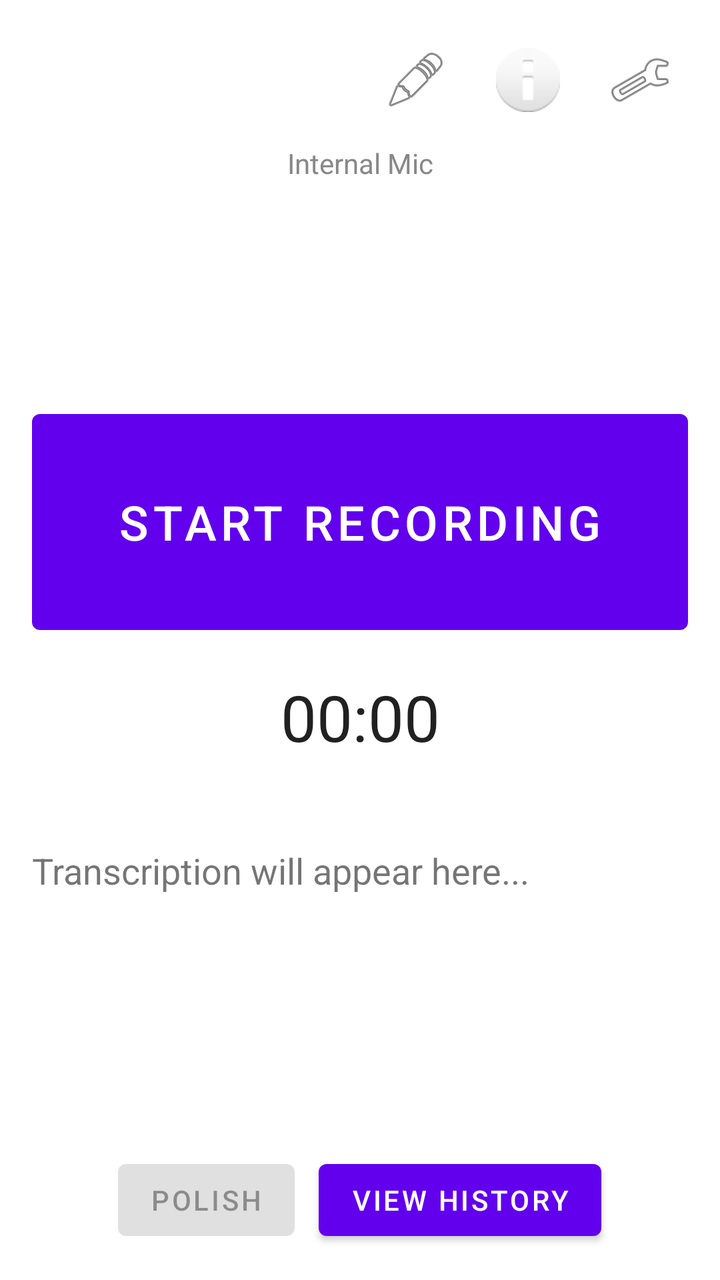
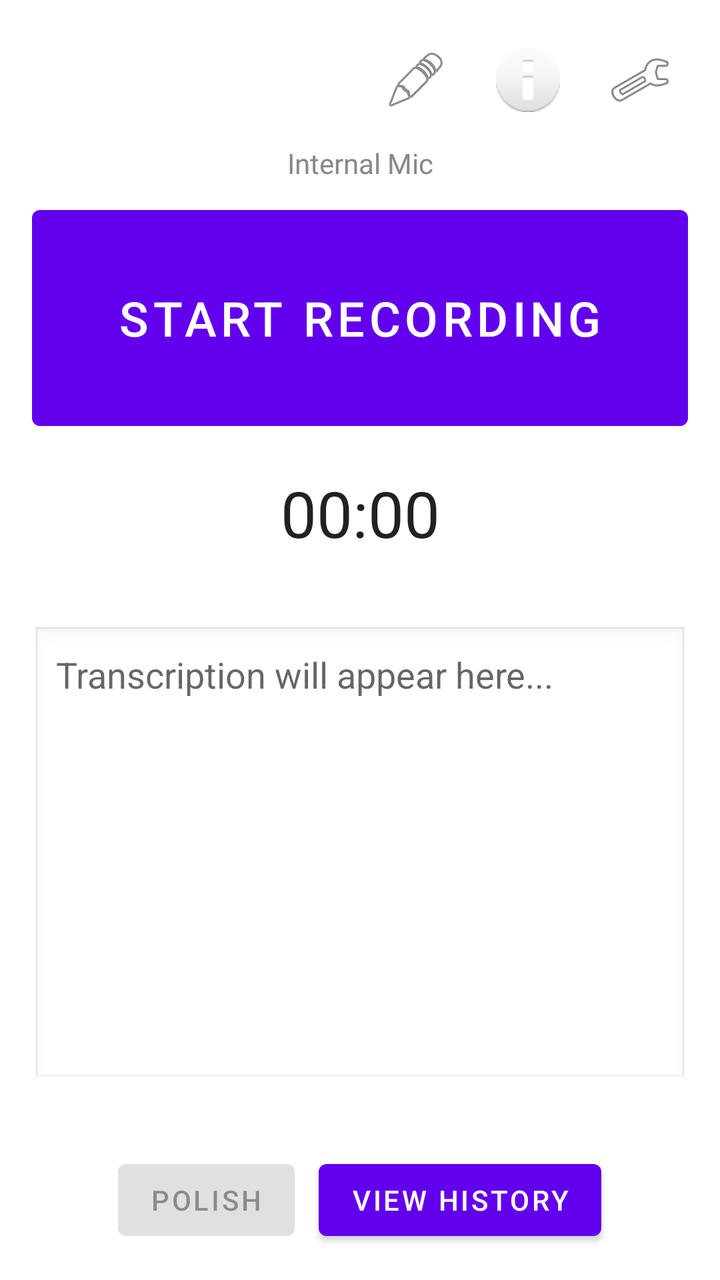

Before-and-after screenshots of an Android layout around one commit, followed by the original layout XML and the change that was made.
<!-- AndroidManifest.xml: application theme Theme.Stow -->
<!-- res/layout/activity_main.xml -->
<?xml version="1.0" encoding="utf-8"?>
<androidx.constraintlayout.widget.ConstraintLayout xmlns:android="http://schemas.android.com/apk/res/android"
    xmlns:app="http://schemas.android.com/apk/res-auto"
    xmlns:tools="http://schemas.android.com/tools"
    android:layout_width="match_parent"
    android:layout_height="match_parent"
    android:padding="16dp"
    tools:context=".MainActivity">

    <ImageButton
        android:id="@+id/btnJargon"
        android:layout_width="48dp"
        android:layout_height="48dp"
        android:src="@android:drawable/ic_menu_edit"
        android:contentDescription="Jargon Dictionary"
        android:background="?attr/selectableItemBackgroundBorderless"
        app:layout_constraintEnd_toStartOf="@+id/btnInfo"
        app:layout_constraintTop_toTopOf="parent"
        android:layout_marginEnd="8dp" />

    <ImageButton
        android:id="@+id/btnInfo"
        android:layout_width="48dp"
        android:layout_height="48dp"
        android:src="@android:drawable/ic_dialog_info"
        android:contentDescription="Info"
        android:background="?attr/selectableItemBackgroundBorderless"
        app:layout_constraintEnd_toStartOf="@+id/btnSettings"
        app:layout_constraintTop_toTopOf="parent"
        android:layout_marginEnd="8dp" />

    <ImageButton
        android:id="@+id/btnSettings"
        android:layout_width="48dp"
        android:layout_height="48dp"
        android:src="@android:drawable/ic_menu_preferences"
        android:contentDescription="Settings"
        android:background="?attr/selectableItemBackgroundBorderless"
        app:layout_constraintEnd_toEndOf="parent"
        app:layout_constraintTop_toTopOf="parent" />

    <TextView
        android:id="@+id/tvMicIndicator"
        android:layout_width="wrap_content"
        android:layout_height="wrap_content"
        android:layout_marginTop="8dp"
        android:text="Internal Mic"
        android:textSize="14sp"
        android:textColor="#888888"
        app:layout_constraintEnd_toEndOf="parent"
        app:layout_constraintStart_toStartOf="parent"
        app:layout_constraintTop_toBottomOf="@+id/btnSettings" />

    <Button
        android:id="@+id/btnRecord"
        android:layout_width="0dp"
        android:layout_height="120dp"
        android:text="Start Recording"
        android:textSize="24sp"
        android:layout_marginTop="8dp"
        app:layout_constraintBottom_toTopOf="@+id/tvTranscription"
        app:layout_constraintEnd_toEndOf="parent"
        app:layout_constraintStart_toStartOf="parent"
        app:layout_constraintTop_toBottomOf="@+id/tvMicIndicator" />

    <Chronometer
        android:id="@+id/chronometer"
        android:layout_width="wrap_content"
        android:layout_height="wrap_content"
        android:textSize="32sp"
        android:layout_marginTop="16dp"
        app:layout_constraintTop_toBottomOf="@+id/btnRecord"
        app:layout_constraintStart_toStartOf="parent"
        app:layout_constraintEnd_toEndOf="parent" />

    <TextView
        android:id="@+id/tvUsage"
        android:layout_width="wrap_content"
        android:layout_height="wrap_content"
        android:layout_marginTop="8dp"
        android:textSize="14sp"
        android:textStyle="italic"
        app:layout_constraintTop_toBottomOf="@+id/chronometer"
        app:layout_constraintStart_toStartOf="parent"
        app:layout_constraintEnd_toEndOf="parent" />

    <TextView
        android:id="@+id/tvTranscription"
        android:layout_width="0dp"
        android:layout_height="0dp"
        android:layout_marginTop="16dp"
        android:text="Transcription will appear here..."
        android:textSize="18sp"
        android:scrollbars="vertical"
        app:layout_constraintBottom_toTopOf="@+id/tvVersion"
        app:layout_constraintEnd_toEndOf="parent"
        app:layout_constraintStart_toStartOf="parent"
        app:layout_constraintTop_toBottomOf="@+id/tvUsage" />

    <TextView
        android:id="@+id/tvVersion"
        android:layout_width="wrap_content"
        android:layout_height="wrap_content"
        android:layout_marginBottom="16dp"
        android:textColor="#888888"
        android:textSize="12sp"
        app:layout_constraintBottom_toTopOf="@+id/bottomButtonRow"
        app:layout_constraintStart_toStartOf="parent"
        app:layout_constraintEnd_toEndOf="parent" />

    <LinearLayout
        android:id="@+id/bottomButtonRow"
        android:layout_width="0dp"
        android:layout_height="wrap_content"
        android:gravity="center"
        android:orientation="horizontal"
        app:layout_constraintBottom_toBottomOf="parent"
        app:layout_constraintEnd_toEndOf="parent"
        app:layout_constraintStart_toStartOf="parent">

        <Button
            android:id="@+id/btnPolish"
            android:layout_width="wrap_content"
            android:layout_height="wrap_content"
            android:layout_marginEnd="12dp"
            android:enabled="false"
            android:text="Polish" />

        <Button
            android:id="@+id/btnHistory"
            android:layout_width="wrap_content"
            android:layout_height="wrap_content"
            android:text="View History" />
    </LinearLayout>

</androidx.constraintlayout.widget.ConstraintLayout>
<!-- resources referenced by this layout -->
<resources>
  <style name="Theme.Stow" parent="Theme.MaterialComponents.DayNight.DarkActionBar">
          
          <item name="colorPrimary">@color/primary</item>
          <item name="colorPrimaryVariant">@color/primaryDark</item>
          <item name="colorOnPrimary">@color/white</item>
          
          <item name="colorSecondary">@color/accent</item>
          <item name="colorSecondaryVariant">@color/accent</item>
          <item name="colorOnSecondary">@color/black</item>
      </style>
  <color name="primary">#6200EE</color>
  <color name="primaryDark">#3700B3</color>
  <color name="white">#FFFFFFFF</color>
  <color name="accent">#03DAC5</color>
  <color name="black">#FF000000</color>
</resources>

<!-- the commit's change to res/layout/activity_main.xml (unified diff, before → after) -->
@@ -58,7 +58,6 @@
         android:text="Start Recording"
         android:textSize="24sp"
         android:layout_marginTop="8dp"
-        app:layout_constraintBottom_toTopOf="@+id/tvTranscription"
         app:layout_constraintEnd_toEndOf="parent"
         app:layout_constraintStart_toStartOf="parent"
         app:layout_constraintTop_toBottomOf="@+id/tvMicIndicator" />
@@ -85,17 +84,75 @@
         app:layout_constraintEnd_toEndOf="parent" />
 
     <TextView
-        android:id="@+id/tvTranscription"
+        android:id="@+id/tvResultLabel"
         android:layout_width="0dp"
-        android:layout_height="0dp"
+        android:layout_height="wrap_content"
         android:layout_marginTop="16dp"
-        android:text="Transcription will appear here..."
-        android:textSize="18sp"
-        android:scrollbars="vertical"
-        app:layout_constraintBottom_toTopOf="@+id/tvVersion"
+        android:text="Result (editable)"
+        android:textSize="13sp"
+        android:textStyle="bold"
+        android:visibility="gone"
         app:layout_constraintEnd_toEndOf="parent"
         app:layout_constraintStart_toStartOf="parent"
         app:layout_constraintTop_toBottomOf="@+id/tvUsage" />
+
+    <EditText
+        android:id="@+id/etTranscription"
+        android:layout_width="0dp"
+        android:layout_height="0dp"
+        android:layout_marginTop="8dp"
+        android:background="@android:drawable/edit_text"
+        android:gravity="top|start"
+        android:hint="Transcription will appear here..."
+        android:inputType="textMultiLine|textCapSentences"
+        android:minLines="4"
+        android:padding="12dp"
+        android:scrollbars="vertical"
+        android:textSize="18sp"
+        android:focusable="false"
+        android:focusableInTouchMode="false"
+        android:cursorVisible="false"
+        android:longClickable="true"
+        app:layout_constraintBottom_toTopOf="@+id/resultActionRow"
+        app:layout_constraintEnd_toEndOf="parent"
+        app:layout_constraintStart_toStartOf="parent"
+        app:layout_constraintTop_toBottomOf="@+id/tvResultLabel" />
+
+    <LinearLayout
+        android:id="@+id/resultActionRow"
+        android:layout_width="0dp"
+        android:layout_height="wrap_content"
+        android:layout_marginBottom="8dp"
+        android:gravity="center"
+        android:orientation="horizontal"
+        android:visibility="gone"
+        app:layout_constraintBottom_toTopOf="@+id/tvVersion"
+        app:layout_constraintEnd_toEndOf="parent"
+        app:layout_constraintStart_toStartOf="parent">
+
+        <Button
+            android:id="@+id/btnCopyResult"
+            android:layout_width="0dp"
+            android:layout_height="wrap_content"
+            android:layout_marginEnd="6dp"
+            android:layout_weight="1"
+            android:text="Copy" />
+
+        <Button
+            android:id="@+id/btnShareResult"
+            android:layout_width="0dp"
+            android:layout_height="wrap_content"
+            android:layout_marginEnd="6dp"
+            android:layout_weight="1"
+            android:text="Share" />
+
+        <Button
+            android:id="@+id/btnDiscardResult"
+            android:layout_width="0dp"
+            android:layout_height="wrap_content"
+            android:layout_weight="1"
+            android:text="New" />
+    </LinearLayout>
 
     <TextView
         android:id="@+id/tvVersion"
